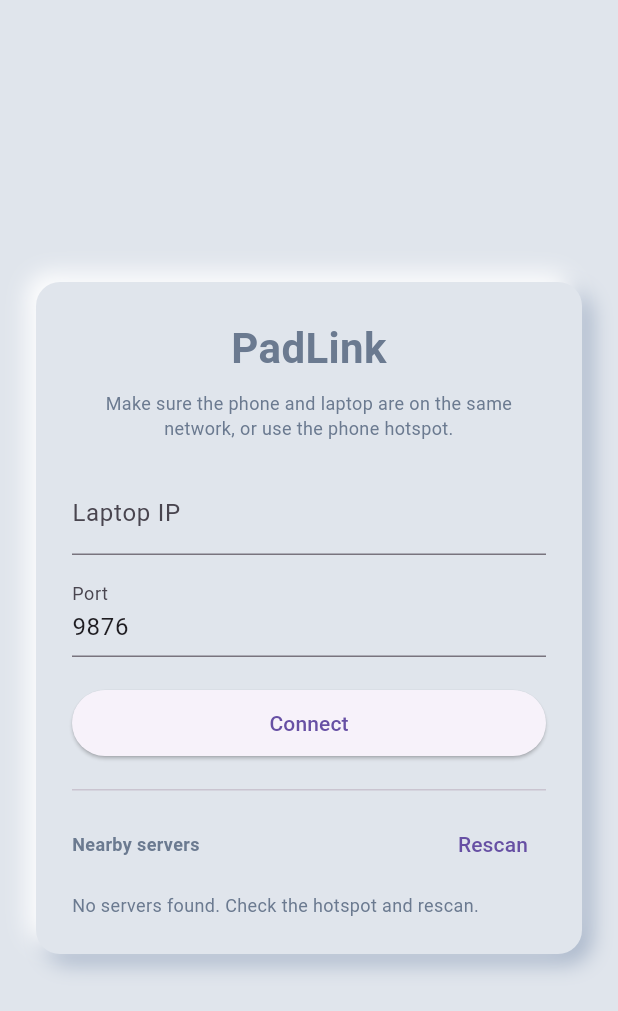
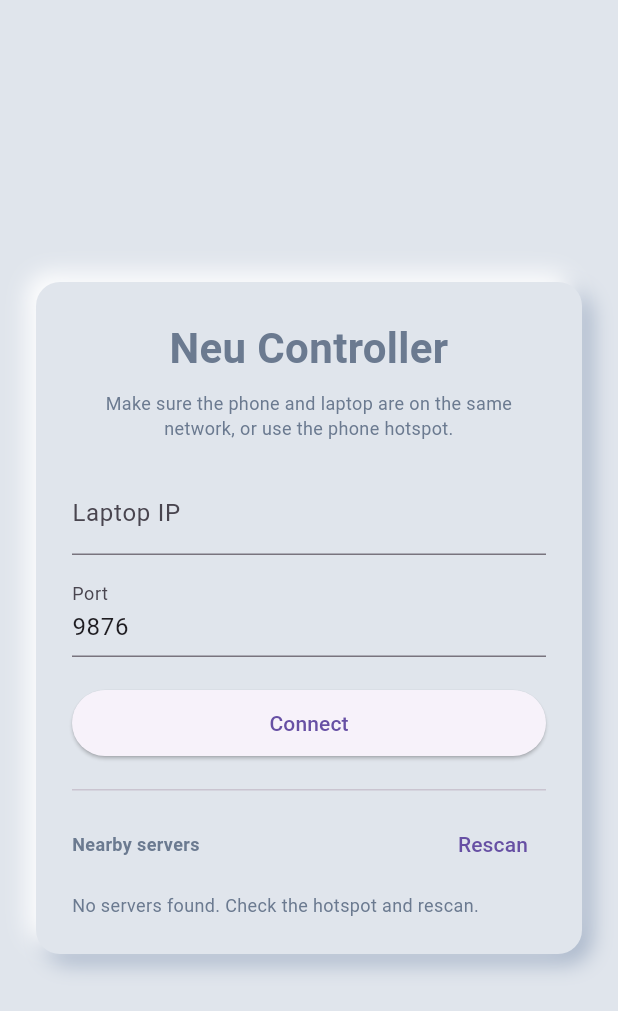
Before and after one commit to brenandapamudya1/neu-controller, a Flutter app: the screen it shows after launch, on a phone screen of 412 x 824 dp. Shown: the top 1011 px of the screen. Run offline on Flutter 3.47's test engine with Material 3 defaults, Android fonts, the phone set to English and light mode, and no system bars; our stand-ins replace shared_preferences, wakelock_plus.

Commit message:
feat(mobile): rename app to 'Neu Controller' in Android label, title, and CI artifact

```diff
--- a/mobile/lib/main.dart
+++ b/mobile/lib/main.dart
@@ -50,7 +50,7 @@ class _PadLinkAppState extends State<PadLinkApp> {
       builder: (_, __) => NeuTheme(
         palette: settings.darkMode ? NeuPalette.dark : NeuPalette.light,
         child: MaterialApp(
-          title: 'PadLink',
+          title: 'Neu Controller',
           theme: settings.darkMode ? ThemeData.dark() : ThemeData.light(),
           home: Builder(
             builder: (BuildContext context) {
--- a/mobile/lib/ui/connect_screen.dart
+++ b/mobile/lib/ui/connect_screen.dart
@@ -114,7 +114,7 @@ class _ConnectScreenState extends State<ConnectScreen> {
                 crossAxisAlignment: CrossAxisAlignment.stretch,
                 children: [
                   Text(
-                    'PadLink',
+                    'Neu Controller',
                     textAlign: TextAlign.center,
                     style: TextStyle(
                       color: palette.textMuted,
```
Also changed, not shown: 2 other files.
